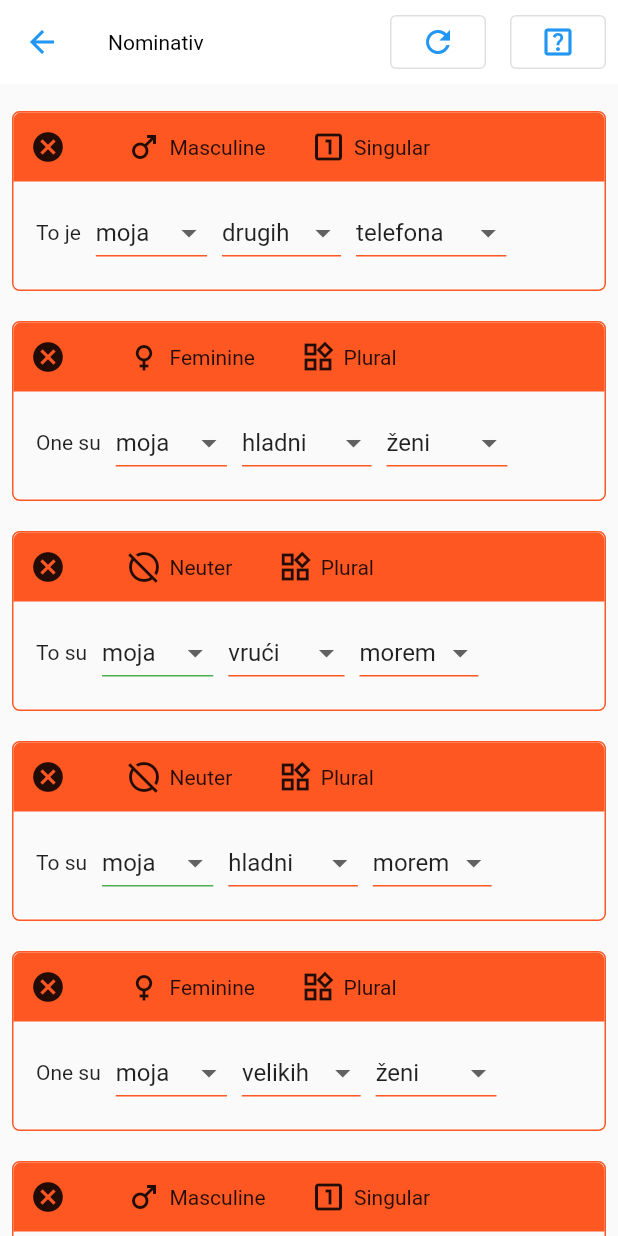
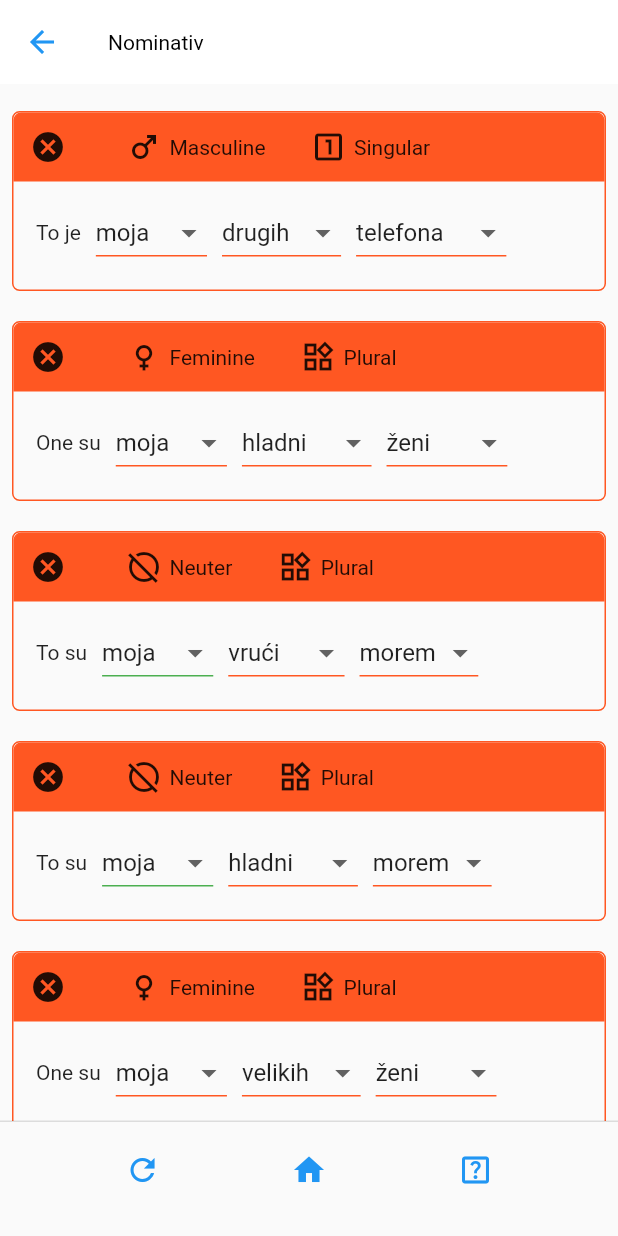
Before and after one commit to nel-sam/navika, a Flutter app: the screen it shows after launch, after a tap on "Nominativ", on a phone screen of 412 x 824 dp. Run offline on Flutter 3.47's test engine with Material 2 defaults, Android fonts, the phone set to English and light mode, and no system bars; our stand-ins replace google_mobile_ads; generated files the repository leaves out were written again; network calls fail.

Commit message:
Footer added

```diff
--- a/lib/main.dart
+++ b/lib/main.dart
@@ -25,14 +25,13 @@ final BannerAd adBanner = BannerAd(
 );
 
 class MyApp extends StatelessWidget {
-  // This widget is the root of your application.
   @override
   Widget build(BuildContext context) {
     return MaterialApp(
       debugShowCheckedModeBanner: false,
       title: 'Navika',
       localizationsDelegates: [
-        AppLocalizations.delegate, // Add this line
+        AppLocalizations.delegate,
         GlobalMaterialLocalizations.delegate,
         GlobalWidgetsLocalizations.delegate,
         GlobalCupertinoLocalizations.delegate,
--- a/lib/widgets/nominativ/nominativ.dart
+++ b/lib/widgets/nominativ/nominativ.dart
@@ -3,8 +3,8 @@ import 'package:navika/lang_data/word-bank.dart';
 import 'package:navika/models/enums.dart';
 import 'package:navika/models/models.dart';
 import 'package:navika/utilities/navika-helpers.dart';
-import 'package:navika/widgets/shared/explanation-button.dart';
-import 'package:navika/widgets/shared/refresh-button.dart';
+import 'package:navika/widgets/shared/footer.dart';
+
 import '../../constants.dart';
 import 'nominativ-explanation.dart';
 
@@ -61,28 +61,22 @@ class _NominativExerciseState extends State<NominativExercise> {
         textTheme: N.getAppBarTextTheme(context),
         iconTheme: N.getAppBarIconTheme(context),
         title: Text('Nominativ'),
-        actions: [
-          Center(
-            child: RefreshButton(
-              refreshFunction: () => setState(() {
-                widget.listItems = N.getPANCombos(
-                  wordBank,
-                  getSentenceStarter,
-                );
-              }),
-            ),
-          ),
-          Center(
-            child: ExplanationButton(popupWidget: NominativExplanation()),
-          )
-        ],
       ),
       body: Center(
         child: ListView(
           padding: const EdgeInsets.all(8),
-          children: N.getPANListItems(
-              widget.listItems, CaseTypeEnum.Nominativ),
+          children: N.getPANListItems(widget.listItems, CaseTypeEnum.Nominativ),
         ),
+      ),
+      persistentFooterButtons: NavikaChildFooterButtons(
+        context: context,
+        explanationWidget: NominativExplanation(),
+        refreshFunction: () => setState(() {
+          widget.listItems = N.getPANCombos(
+            wordBank,
+            getSentenceStarter,
+          );
+        }),
       ),
     );
   }
--- a/lib/widgets/shared/explanation-button.dart
+++ /dev/null
@@ -1,36 +0,0 @@
-import 'package:flutter/material.dart';
-import 'package:navika/utilities/navika-helpers.dart';
-
-import '../../constants.dart';
-
-class ExplanationButton extends StatelessWidget {
-  final String textTitle;
-  final Widget popupWidget;
-
-  const ExplanationButton({
-    Key? key,
-    required this.popupWidget,
-    this.textTitle = '',
-  }) : super(key: key);
-
-  @override
-  Widget build(BuildContext context) {
-    return Padding(
-      padding: const EdgeInsets.all(8.0),
-      child: OutlinedButton(
-        style: OutlinedButton.styleFrom(
-            primary:
-                N.isDarkTheme(context) ? Colors.white : ICON_COLOR),
-        child: this.textTitle != ''
-            ? Text(textTitle, style: TextStyle(color: ICON_COLOR))
-            : Icon(Icons.help_center_outlined),
-        onPressed: () {
-          showDialog(
-            context: context,
-            builder: (BuildContext context) => popupWidget,
-          );
-        },
-      ),
-    );
-  }
-}
--- /dev/null
+++ b/lib/widgets/shared/footer.dart
@@ -0,0 +1,58 @@
+import 'package:flutter/material.dart';
+import 'package:navika/constants.dart';
+import 'package:navika/utilities/navika-helpers.dart';
+
+// ignore: non_constant_identifier_names
+List<Widget> NavikaChildFooterButtons({
+  required Widget explanationWidget,
+  required void Function() refreshFunction,
+  required BuildContext context,
+}) {
+  final Color iconColor = N.isDarkTheme(context) ? Colors.white : ICON_COLOR;
+  const double bottomPadding = 12.0;
+
+  return [
+    Row(
+      mainAxisAlignment: MainAxisAlignment.spaceEvenly,
+      children: [
+        Padding(
+          padding: const EdgeInsets.only(bottom: bottomPadding),
+          child: IconButton(
+            onPressed: refreshFunction,
+            color: iconColor,
+            icon: Icon(
+              Icons.refresh_outlined,
+            ),
+          ),
+        ),
+        Padding(
+          padding: const EdgeInsets.only(bottom: bottomPadding),
+          child: IconButton(
+            onPressed: () {
+              Navigator.popUntil(context, ModalRoute.withName('/'));
+            },
+            color: iconColor,
+            icon: Icon(
+              Icons.home,
+            ),
+          ),
+        ),
+        Padding(
+          padding: const EdgeInsets.only(bottom: bottomPadding),
+          child: IconButton(
+            onPressed: () {
+              showDialog(
+                context: context,
+                builder: (BuildContext context) => explanationWidget,
+              );
+            },
+            color: iconColor,
+            icon: Icon(
+              Icons.help_center_outlined,
+            ),
+          ),
+        ),
+      ],
+    ),
+  ];
+}
--- a/lib/widgets/shared/refresh-button.dart
+++ /dev/null
@@ -1,29 +0,0 @@
-import 'package:flutter/material.dart';
-import 'package:navika/utilities/navika-helpers.dart';
-
-import '../../constants.dart';
-
-class RefreshButton extends StatelessWidget {
-  final Function refreshFunction;
-
-  const RefreshButton({
-    Key? key,
-    required this.refreshFunction,
-  }) : super(key: key);
-
-  @override
-  Widget build(BuildContext context) {
-    return Padding(
-      padding: const EdgeInsets.all(8.0),
-      child: OutlinedButton(
-        style: OutlinedButton.styleFrom(
-            primary:
-                N.isDarkTheme(context) ? Colors.white : ICON_COLOR),
-        child: Icon(Icons.refresh_outlined),
-        onPressed: () {
-          refreshFunction();
-        },
-      ),
-    );
-  }
-}
```
Also changed, not shown: lib/widgets/akusativ/akuzativ.dart (+15 -21 lines), lib/widgets/dativ/dativ.dart (+12 -19 lines), lib/widgets/genitiv/genitiv.dart (+10 -15 lines), lib/widgets/instrumental/instrumental.dart (+13 -19 lines), lib/widgets/lokativ/lokativ.dart (+12 -19 lines).
